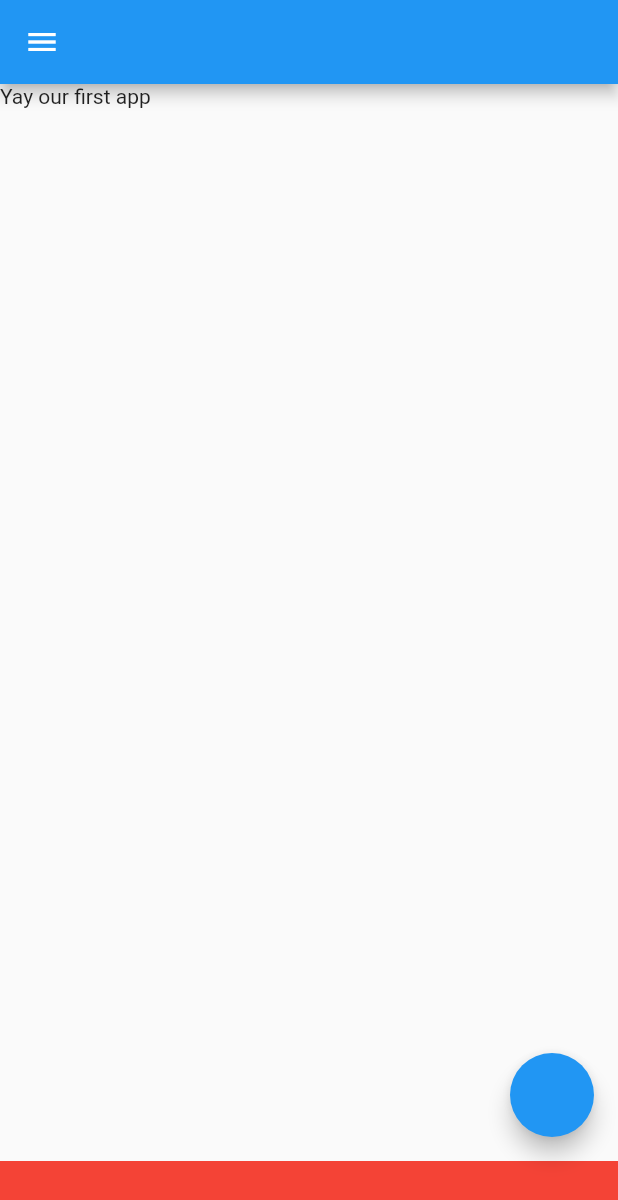
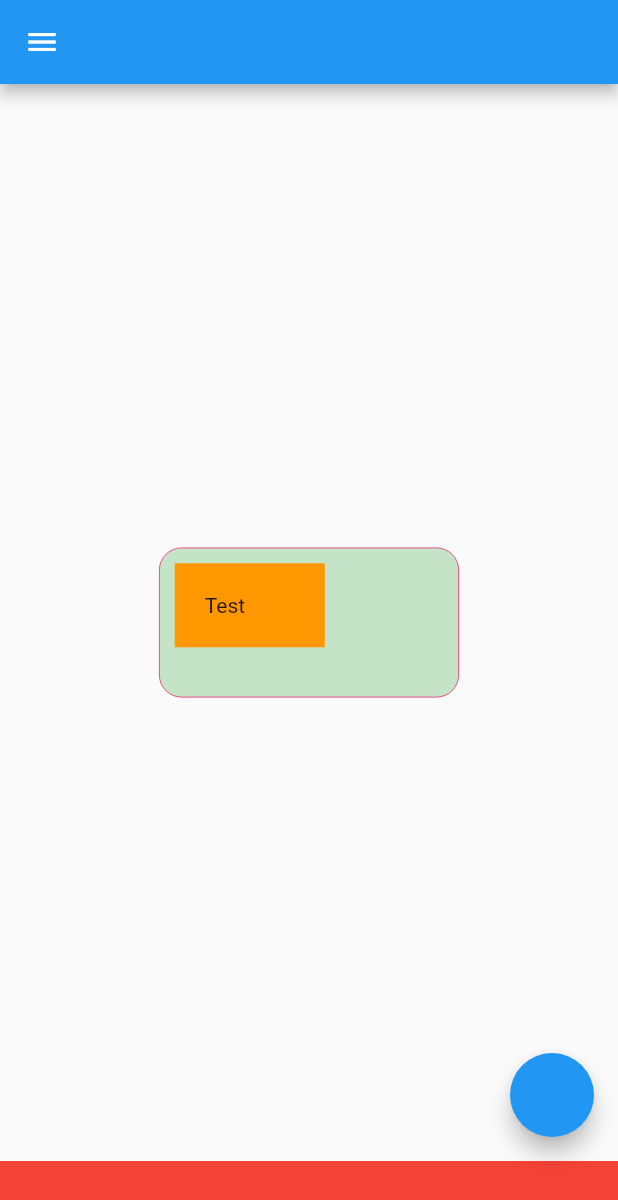
Before and after one commit to hmmisthisgood/august-session, a Flutter app: the screen it shows after launch, on a phone screen of 412 x 824 dp. Shown: the top 1200 px of the screen. Run offline on Flutter 3.47's test engine with Material 2 defaults, Android fonts, the phone set to English and light mode, and no system bars.

Commit message:
Learned container basics

```diff
--- a/first_app/lib/screen/homepage.dart
+++ b/first_app/lib/screen/homepage.dart
@@ -3,18 +3,50 @@
 import 'package:flutter/material.dart';
 
 class Homepage extends StatelessWidget {
+  final image =
+      "https://cdn.pixabay.com/photo/2022/07/24/05/43/lilies-7341051_960_720.jpg";
   @override
   Widget build(BuildContext context) {
     return Scaffold(
       appBar: AppBar(),
-      body: Container(child: Text("Yay our first app")),
       drawer: Drawer(),
       bottomNavigationBar: Container(height: 50, color: Colors.red),
-      floatingActionButton: FloatingActionButton(
-        onPressed: () {
-          print("I am pressed");
-        },
-      ),
+      floatingActionButton: FloatingActionButton(onPressed: () {
+        print("I am pressed");
+      }),
+      body:
+          // Image.network(image)
+
+          Container(
+              // color: Colors.black,
+              child: Center(
+        child: Container(
+          height: 100,
+          width: 200,
+          alignment: Alignment.topLeft,
+
+          decoration: BoxDecoration(
+            color: Colors.green.withOpacity(0.3),
+            borderRadius: BorderRadius.circular(15),
+            // shape: BoxShape.circle,
+            // gradient: ,
+            border: Border.all(width: 0.5, color: Colors.pink),
+          ),
+
+          // Color.fromRGBO(135, 134, 0, 0.2)
+          // Color(0xff000ee00),
+          child: Container(
+            // height: 30,
+            width: 100,
+            padding: EdgeInsets.all(20),
+            margin: EdgeInsets.all(10),
+            color: Colors.orange,
+            child: Text("Test"),
+
+            //  Text("Finnaly done"),
+          ),
+        ),
+      )),
     );
   }
 }
@@ -22,4 +54,22 @@ class Homepage extends StatelessWidget {
 /// Scaffold : creates a new screen
 /// AppBar
 /// Text
-/// Container
+
+/// Container = box  : Imp
+/// Icon
+/// Image
+
+/// Layout
+/// 1. Row , Column   : Imp
+/// 2. Stack
+/// 3. Align
+/// 4. Center
+
+/// 5.Padding
+/// 6. SizedBox
+
+/// Scroll:
+/// ListView
+/// GridView
+/// SingelChildScrollView
+/// TabView
```
Also changed, not shown: first_app/lib/screen/row_and_column.dart (added, +20 -0 lines).
